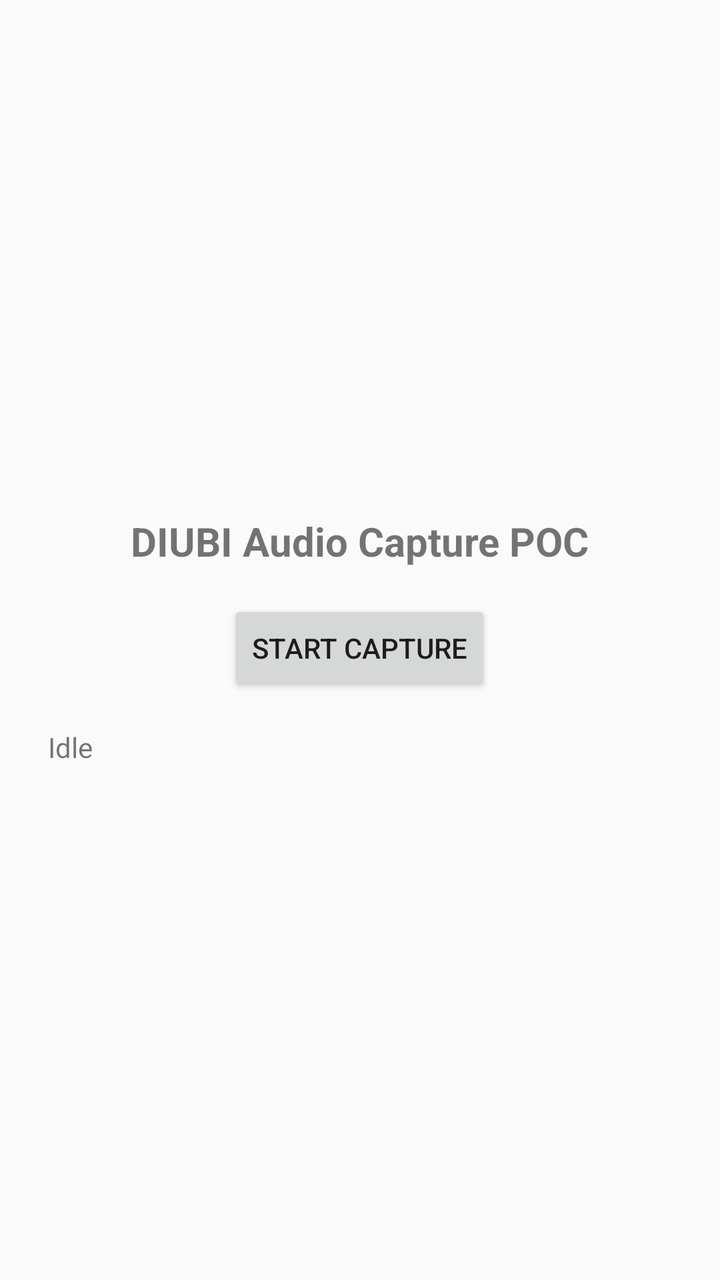
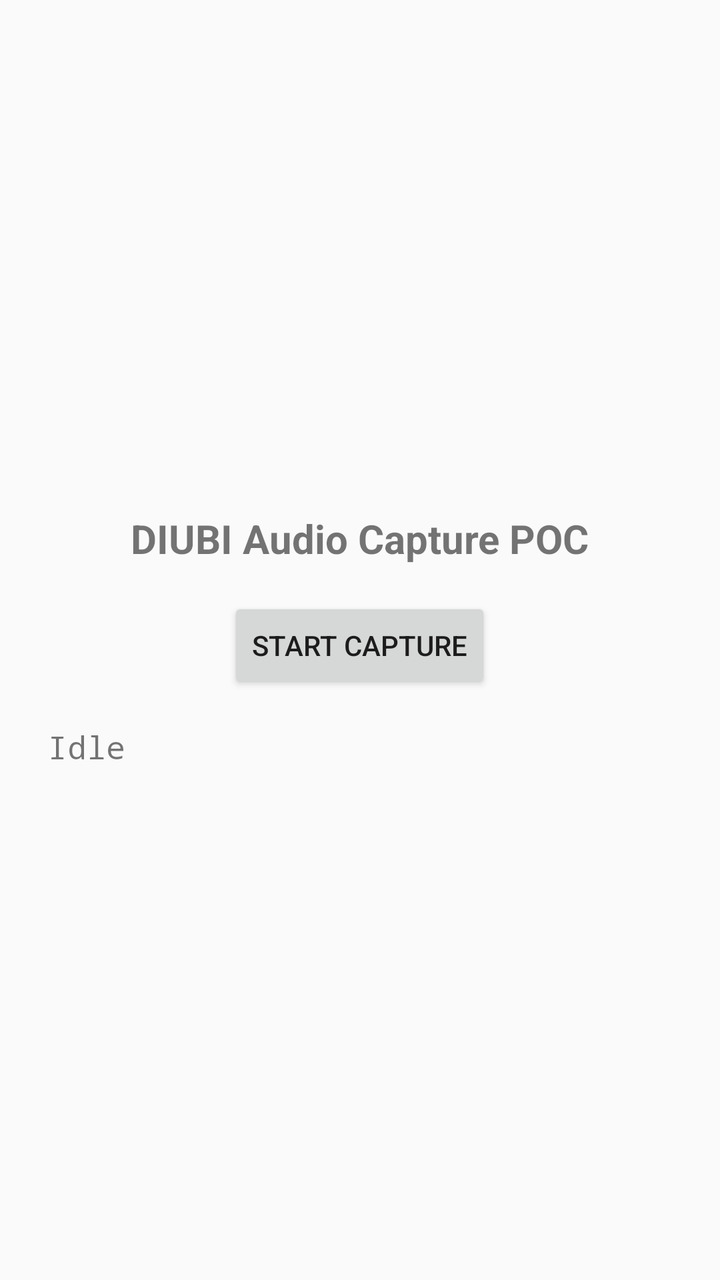

The first picture is an Android layout as it rendered before a commit; the second is the same layout after the commit. The layout source and the unified diff follow.
<!-- AndroidManifest.xml: application theme Theme.AppCompat.DayNight -->
<!-- res/layout/activity_main.xml -->
<?xml version="1.0" encoding="utf-8"?>
<LinearLayout xmlns:android="http://schemas.android.com/apk/res/android"
    android:layout_width="match_parent"
    android:layout_height="match_parent"
    android:orientation="vertical"
    android:padding="24dp"
    android:gravity="center">

    <TextView
        android:layout_width="wrap_content"
        android:layout_height="wrap_content"
        android:text="DIUBI Audio Capture POC"
        android:textSize="20sp"
        android:textStyle="bold"
        android:layout_marginBottom="16dp" />

    <Button
        android:id="@+id/startButton"
        android:layout_width="wrap_content"
        android:layout_height="wrap_content"
        android:text="Start Capture" />

    <TextView
        android:id="@+id/statusText"
        android:layout_width="match_parent"
        android:layout_height="wrap_content"
        android:layout_marginTop="16dp"
        android:text="Idle" />

</LinearLayout>
<!-- resources referenced by this layout -->
<resources>

</resources>

<!-- the commit's change to res/layout/activity_main.xml (unified diff, before → after) -->
@@ -25,6 +25,8 @@
         android:layout_width="match_parent"
         android:layout_height="wrap_content"
         android:layout_marginTop="16dp"
+        android:fontFamily="monospace"
+        android:textSize="16sp"
         android:text="Idle" />
 
 </LinearLayout>
